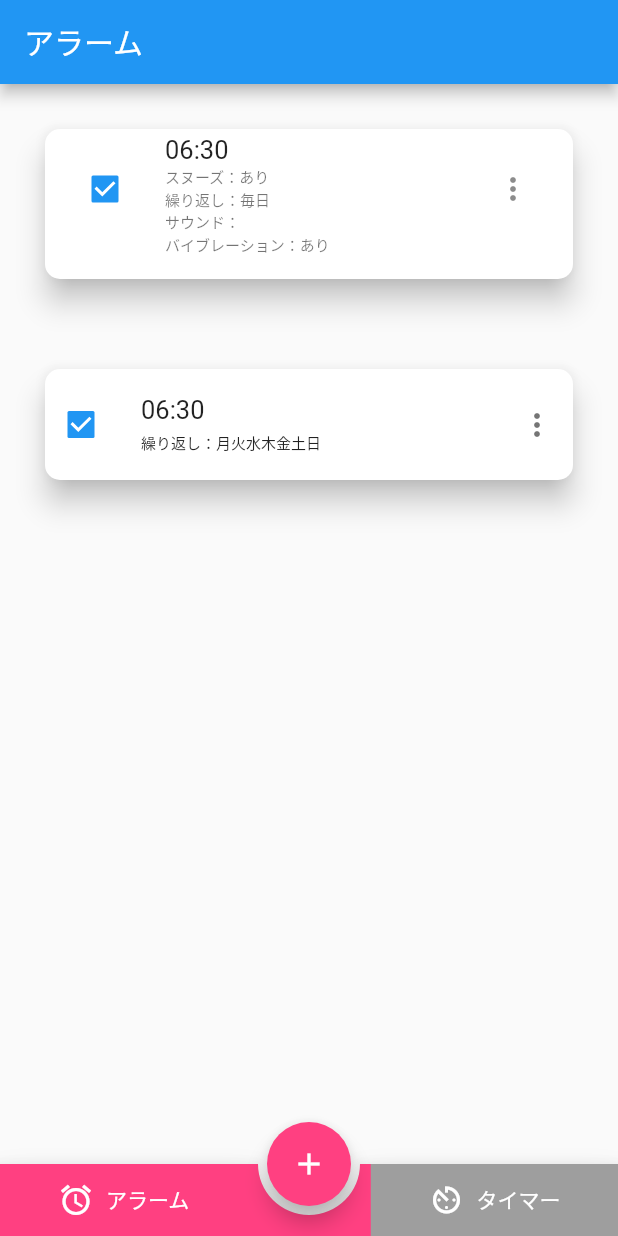
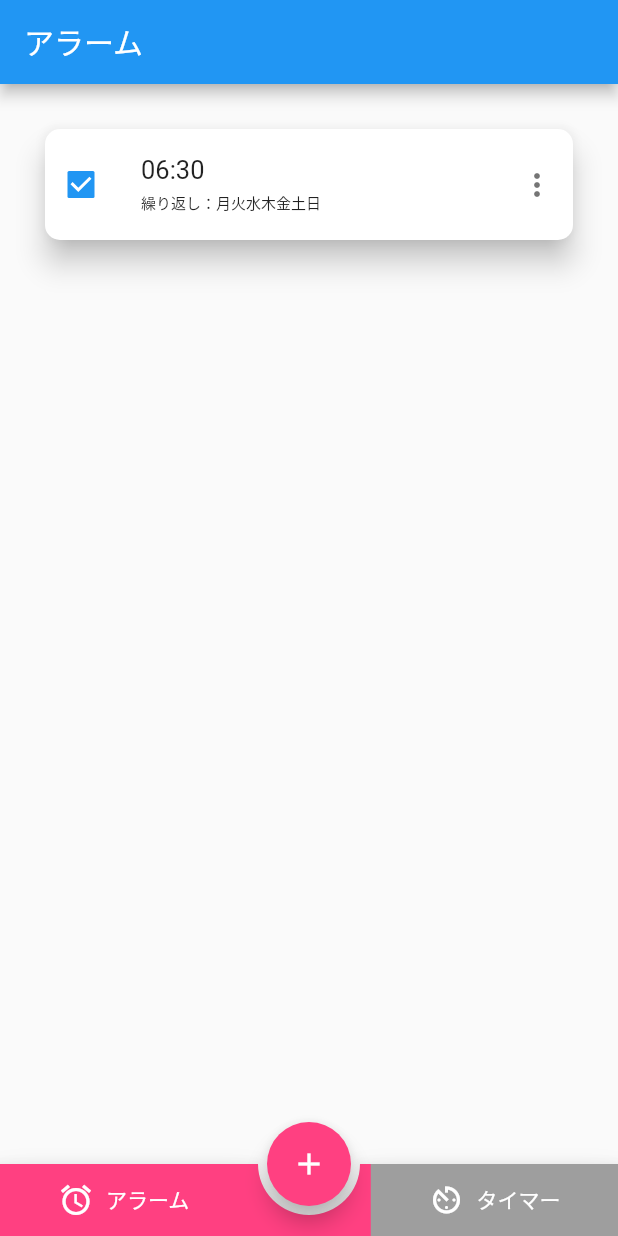
Before and after one commit to TakahitoNakayama/original_alarm, a Flutter app: the screen it shows after launch, on a phone screen of 412 x 824 dp. Run offline on Flutter 3.47's test engine with Material 2 defaults, Android fonts, the phone set to English and light mode, and no system bars; our stand-ins replace hooks_riverpod.

Commit message:
不要な項目を削除

```diff
--- a/lib/alarm_route.dart
+++ b/lib/alarm_route.dart
@@ -16,52 +16,6 @@ class AlarmPage extends HookConsumerWidget {
       ),
       body: Column(
         children: [
-          SizedBox(
-            height: 160,
-            width: double.infinity,
-            child: Card(
-              color: Colors.white, // Card自体の色
-              margin: const EdgeInsets.all(30),
-              elevation: 8, // 影の離れ具合
-              shadowColor: Colors.black ,// 影の色
-              shape: RoundedRectangleBorder( // 枠線を変更できる
-                borderRadius: BorderRadius.circular(10),
-              ),
-              child: InkWell(
-                onTap: () {},
-                child: ListTile(
-                  dense: true,
-                  leading: Checkbox(
-                      value: true,
-                      onChanged: (newValue) {
-
-                      },
-                    ),
-                    title: const Text(
-                      '06:30',
-                      style: TextStyle(
-                          fontSize: 17
-                      ),
-                    ),
-                    subtitle: const Text(
-                      'スヌーズ：あり\n'
-                          '繰り返し：毎日\n'
-                          'サウンド：　　\n'
-                          'バイブレーション：あり',
-                      style: TextStyle(
-                      fontSize: 10
-                    ),
-                  ),
-                  trailing: IconButton(
-                    onPressed: () {  },
-                    icon: const Icon(
-                      Icons.more_vert,
-                    ),
-                  ),
-                ),
-              ),
-            ),
-          ),
           SizedBox(
             // height: 160,
             width: double.infinity,
```
